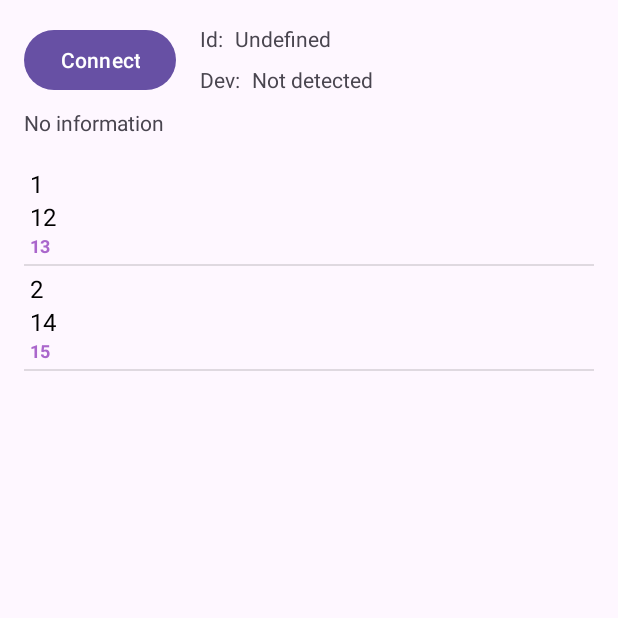
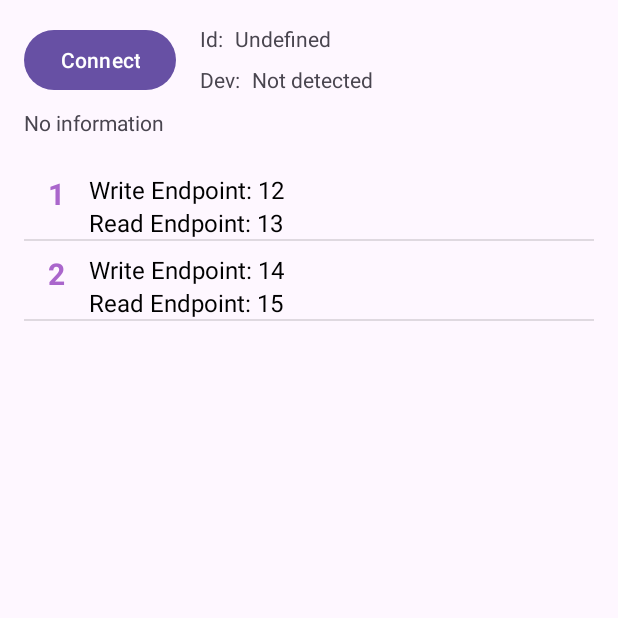
Before and after one commit to Kerminator1973/AndroidUsbCDC, an Android app: the screen it shows after launch (MainActivity), on a phone screen of 412 x 824 dp, the top half of it. Run offline under Robolectric (Android 15) with nearby library versions, the phone set to English and light mode, and no system bars; libraries missing offline, so code that uses them is left out: com.hoho.android.

Commit message:
Улучшена разметка списка портов

```diff
--- a/AndroidApp/app/src/main/java/ru/dors/androidusbcdc/MainActivity.kt
+++ b/AndroidApp/app/src/main/java/ru/dors/androidusbcdc/MainActivity.kt
@@ -149,8 +149,8 @@ class CdcPortsAdapter(private val context: Context, private val arrayList: java.
         readEndpoint = convertView.findViewById(R.id.readEndpoint)
 
         idNumber.text = arrayList[position].getId().toString()
-        writeEndpoint.text = arrayList[position].getWriteEndpoint().toString()
-        readEndpoint.text = arrayList[position].getReadEndpoint().toString()
+        writeEndpoint.text = "Write Endpoint: " + arrayList[position].getWriteEndpoint()
+        readEndpoint.text = "Read Endpoint: " + arrayList[position].getReadEndpoint()
 
         return convertView
     }
--- a/AndroidApp/app/src/main/res/layout/row.xml
+++ b/AndroidApp/app/src/main/res/layout/row.xml
@@ -1,29 +1,45 @@
 <?xml version="1.0" encoding="utf-8"?>
-<LinearLayout xmlns:android="http://schemas.android.com/apk/res/android"
+<androidx.constraintlayout.widget.ConstraintLayout
+    xmlns:android="http://schemas.android.com/apk/res/android"
+    xmlns:app="http://schemas.android.com/apk/res-auto"
+    xmlns:tools="http://schemas.android.com/tools"
     android:layout_width="match_parent"
-    android:layout_height="match_parent"
-    android:orientation="vertical"
-    android:padding="4dp">
+    android:layout_height="match_parent">
+
     <TextView
         android:id="@+id/idNumber"
         android:layout_width="wrap_content"
         android:layout_height="wrap_content"
+        android:layout_marginStart="16dp"
+        android:layout_marginTop="8dp"
         android:text="Number"
-        android:textColor="@color/black"
-        android:textSize="16sp" />
+        android:textColor="@android:color/holo_purple"
+        android:textSize="20sp"
+        android:textStyle="bold"
+        app:layout_constraintStart_toStartOf="parent"
+        app:layout_constraintTop_toTopOf="parent" />
+
     <TextView
         android:id="@+id/writeEndpoint"
         android:layout_width="wrap_content"
         android:layout_height="wrap_content"
-        android:text="Name"
-        android:textColor="#000000"
-        android:textSize="16sp" />
+        android:layout_marginStart="16dp"
+        android:layout_marginTop="8dp"
+        android:text="WriteEndpoint"
+        android:textColor="@color/black"
+        android:textSize="16sp"
+        app:layout_constraintStart_toEndOf="@+id/idNumber"
+        app:layout_constraintTop_toTopOf="parent" />
+
     <TextView
         android:id="@+id/readEndpoint"
         android:layout_width="wrap_content"
         android:layout_height="wrap_content"
-        android:text="Mobile Number"
-        android:textColor="@android:color/holo_purple"
-        android:textSize="12sp"
-        android:textStyle="bold" />
-</LinearLayout>
+        android:layout_marginStart="16dp"
+        android:text="ReadEndpoint"
+        android:textColor="@color/black"
+        android:textSize="16sp"
+        app:layout_constraintStart_toEndOf="@+id/idNumber"
+        app:layout_constraintTop_toBottomOf="@+id/writeEndpoint" />
+
+</androidx.constraintlayout.widget.ConstraintLayout>
```
